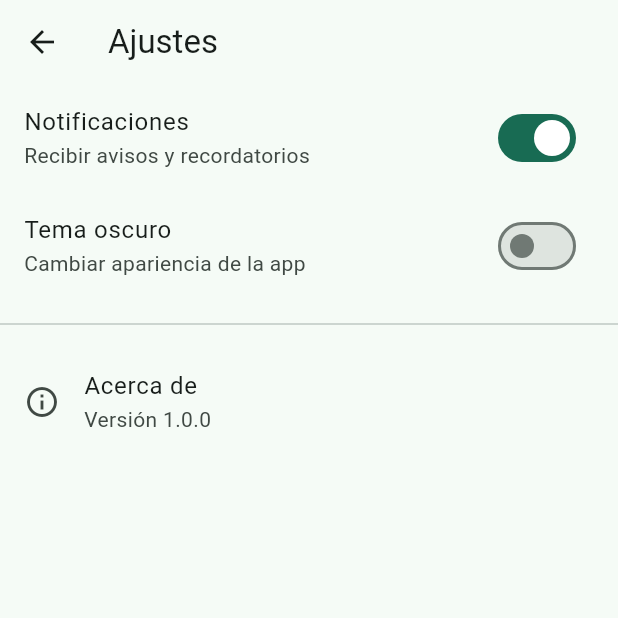
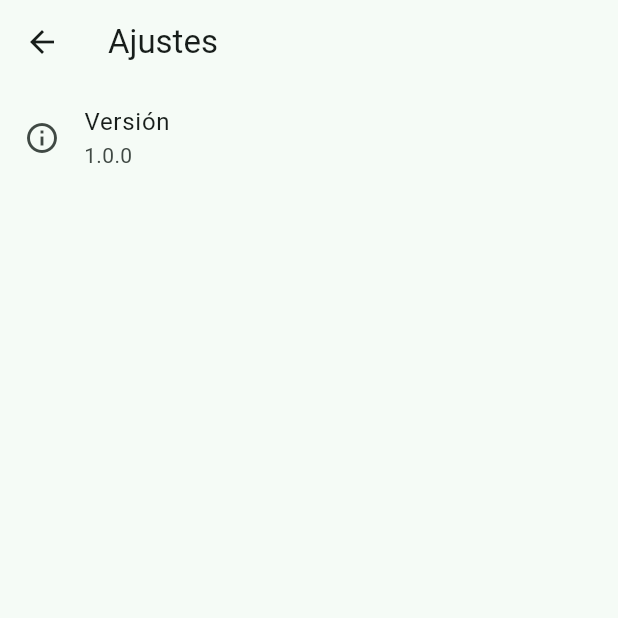
Before and after one commit to Juankjos/tecnicliente, a Flutter app: the AjustesPage screen opened by its route, on a phone screen of 412 x 824 dp, the top half of it. Run offline on Flutter 3.47's test engine with Material 3 defaults, Android fonts, the phone set to English and light mode, and no system bars; our stand-ins replace flutter_map, geocoding, geolocator, latlong2.

Commit message:
Mobile working, styles and dependencies changed

```diff
--- a/lib/pages/ajustes_page.dart
+++ b/lib/pages/ajustes_page.dart
@@ -17,32 +17,17 @@ class _AjustesPageState extends State<AjustesPage> {
       appBar: AppBar(title: const Text('Ajustes')),
       body: ListView(
         children: [
-          SwitchListTile(
-            title: const Text('Notificaciones'),
-            subtitle: const Text('Recibir avisos y recordatorios'),
-            value: notificaciones,
-            onChanged: (v) => setState(() => notificaciones = v),
-          ),
-          SwitchListTile(
-            title: const Text('Tema oscuro'),
-            subtitle: const Text('Cambiar apariencia de la app'),
-            value: temaOscuro,
-            onChanged: (v) => setState(() => temaOscuro = v),
-          ),
-          const Divider(height: 32),
+          // SwitchListTile(
+          //   title: const Text('Notificaciones'),
+          //   subtitle: const Text('Recibir avisos y recordatorios'),
+          //   value: notificaciones,
+          //   onChanged: (v) => setState(() => notificaciones = v),
+          // ),
+          // const Divider(height: 32),
           ListTile(
             leading: const Icon(Icons.info_outline),
-            title: const Text('Acerca de'),
-            subtitle: const Text('Versión 1.0.0'),
-            onTap: () => showAboutDialog(
-              context: context,
-              applicationName: 'Demo con Menú',
-              applicationVersion: '1.0.0',
-              applicationIcon: const Icon(Icons.apps),
-              children: const [
-                Text('App de ejemplo en Flutter con menú desplegable.'),
-              ],
-            ),
+            title: const Text('Versión'),
+            subtitle: const Text('1.0.0'),
           ),
         ],
       ),
--- a/pubspec.yaml
+++ b/pubspec.yaml
@@ -38,6 +38,8 @@ dependencies:
   geocoding: ^4.0.0
   flutter_map: ^8.2.2
   latlong2: ^0.9.1
+  sqflite: ^2.4.2
+  path: ^1.9.1
 
 dev_dependencies:
   flutter_test:
```
Also changed, not shown: lib/pages/perfil_page.dart (+2 -11 lines), pubspec.lock, 2 other files.
